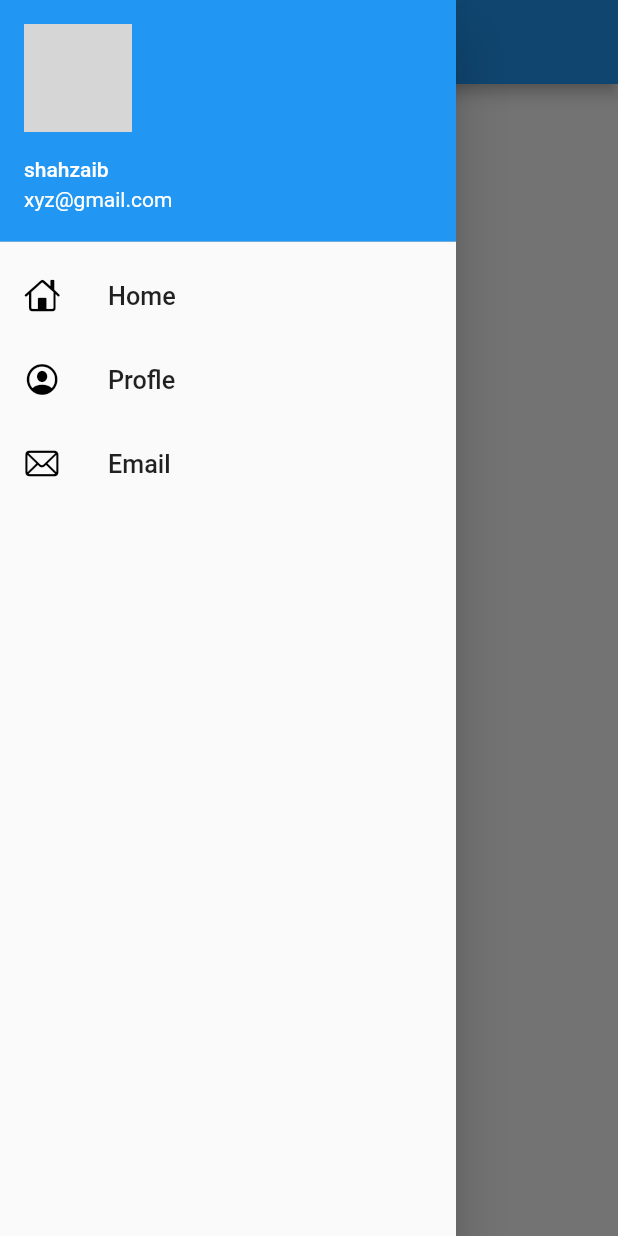
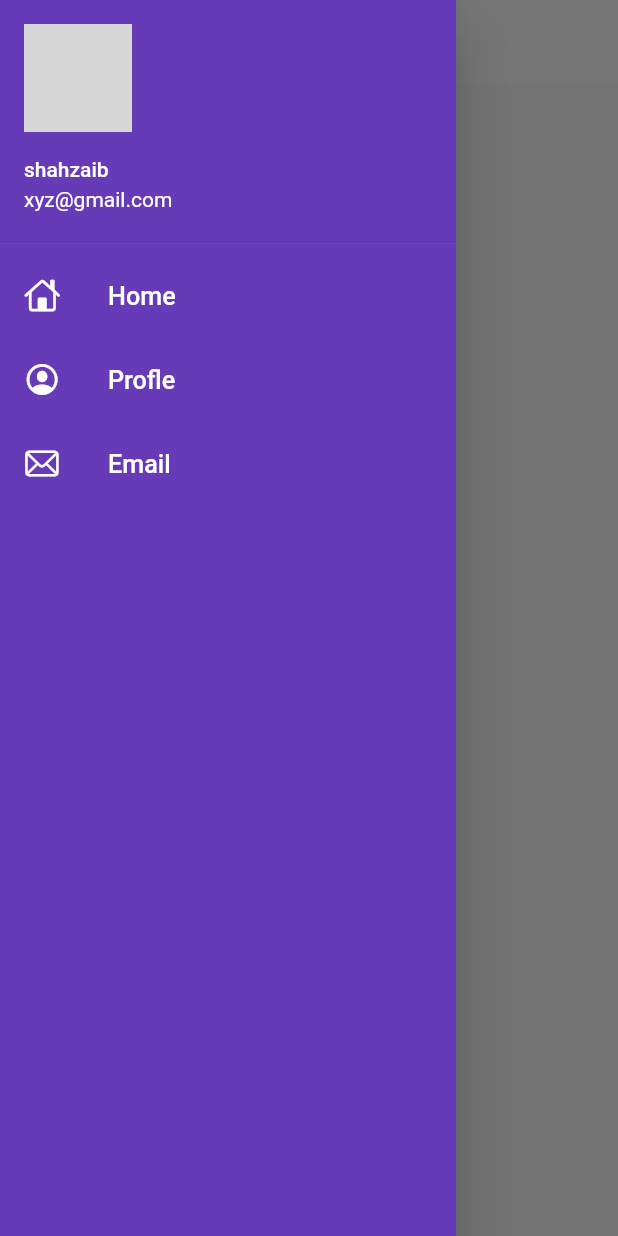
Before and after one commit to DevByShahzaib/flutter-cart, a Flutter app: the screen it shows after launch, with the side drawer open, on a phone screen of 412 x 824 dp. Run offline on Flutter 3.47's test engine with Material 2 defaults, Android fonts, the phone set to English and light mode, and no system bars; our stand-ins replace matcher; network calls fail; grey boxes are pictures that could not be loaded.

Commit message:
theme extracted

```diff
--- a/lib/main.dart
+++ b/lib/main.dart
@@ -2,6 +2,7 @@ import 'package:flutter/material.dart';
 import 'package:flutter_application_1/pages/home_page.dart';
 import 'package:flutter_application_1/pages/login_page.dart';
 import 'package:flutter_application_1/utils/routes.dart';
+import 'package:flutter_application_1/widgets/themeData.dart';
 
 void main() {
   runApp(MyApp());
@@ -21,6 +22,8 @@ class MyApp extends StatelessWidget {
     // const pi = 3.142;
 
     return MaterialApp(
+      theme: MyTheme.lightTheme,
+      darkTheme: MyTheme.darkTheme,
       debugShowCheckedModeBanner: false,
       // home: HomeScreen(),
       initialRoute: MyRoutes.homeRoute,
--- a/lib/widgets/drawer.dart
+++ b/lib/widgets/drawer.dart
@@ -10,6 +10,7 @@ class MyDrawer extends StatelessWidget {
         'https://mir-s3-cdn-cf.behance.net/projects/404/eca7a6152238497.631a311f6c8f3.png';
     return Drawer(
       child: Container(
+        color: Colors.deepPurple,
         child: ListView(
           children: [
             DrawerHeader(
@@ -25,32 +26,29 @@ class MyDrawer extends StatelessWidget {
             ListTile(
               leading: Icon(
                 CupertinoIcons.home,
-                color: Colors.black,
+                color: Colors.white,
               ),
               title: Text(
                 'Home',
                 textScaleFactor: 1.2,
+                style: TextStyle(color: Colors.white),
               ),
             ),
             ListTile(
               leading: Icon(
                 CupertinoIcons.profile_circled,
-                color: Colors.black,
+                color: Colors.white,
               ),
-              title: Text(
-                'Profle',
-                textScaleFactor: 1.2,
-              ),
+              title: Text('Profle',
+                  textScaleFactor: 1.2, style: TextStyle(color: Colors.white)),
             ),
             ListTile(
               leading: Icon(
                 CupertinoIcons.mail,
-                color: Colors.black,
+                color: Colors.white,
               ),
-              title: Text(
-                'Email',
-                textScaleFactor: 1.2,
-              ),
+              title: Text('Email',
+                  textScaleFactor: 1.2, style: TextStyle(color: Colors.white)),
             )
           ],
         ),
--- /dev/null
+++ b/lib/widgets/themeData.dart
@@ -0,0 +1,14 @@
+import 'package:flutter/material.dart';
+import 'package:matcher/matcher.dart';
+
+class MyTheme {
+  static ThemeData get lightTheme => ThemeData(
+      primarySwatch: Colors.deepPurple,
+      appBarTheme: AppBarTheme(
+          color: Colors.white,
+          elevation: 0.0,
+          iconTheme: IconThemeData(color: Colors.black),
+          titleTextStyle: TextStyle(color: Colors.black, fontSize: 20)));
+
+  static ThemeData get darkTheme => ThemeData(brightness: Brightness.dark);
+}
```
